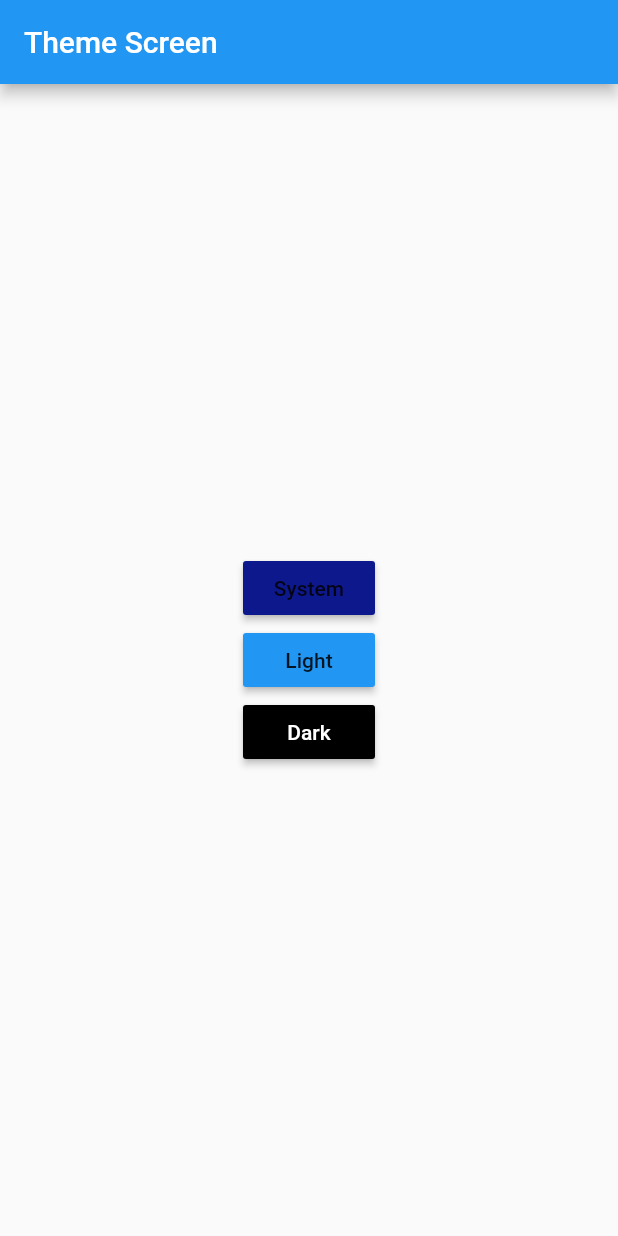
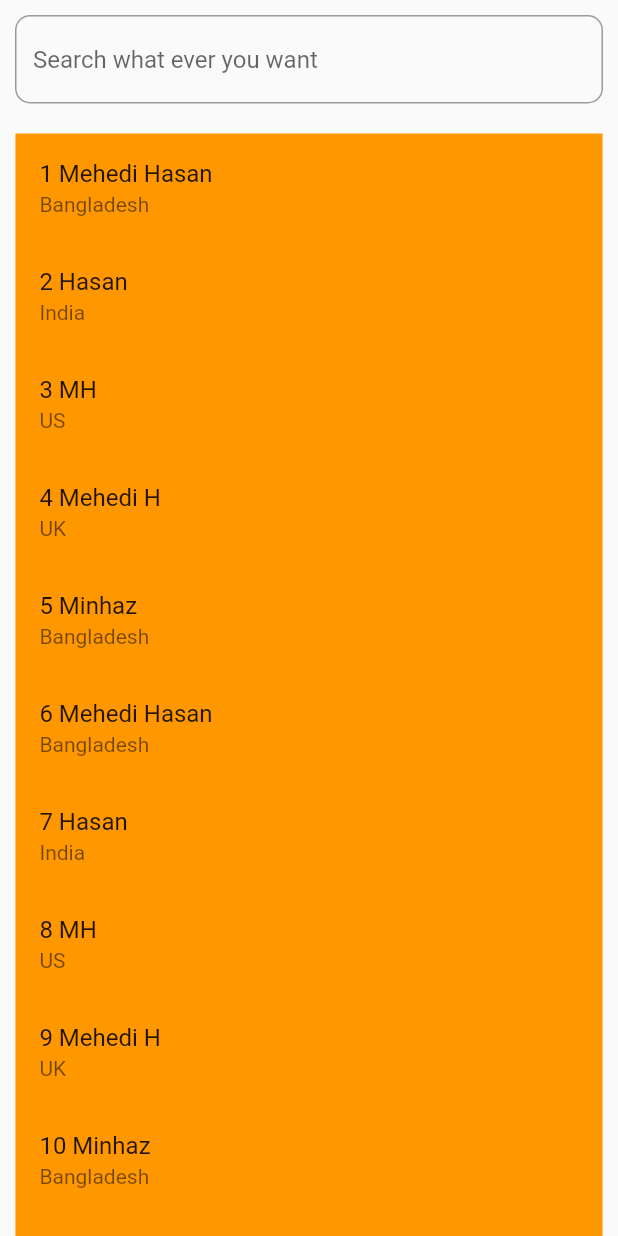
Before and after one commit to mehedi481/flutter-statemanagement-with-provider, a Flutter app: the screen it shows after launch, on a phone screen of 412 x 824 dp. Run offline on Flutter 3.47's test engine with Material 2 defaults, Android fonts, the phone set to English and light mode, and no system bars; our stand-ins replace shared_preferences.

Commit message:
search filter testing normal

```diff
--- a/lib/main.dart
+++ b/lib/main.dart
@@ -4,6 +4,7 @@ import 'package:flutter_statemanagement_provider/provider/example_one_provider.d
 import 'package:flutter_statemanagement_provider/provider/favourite_item_provider.dart';
 import 'package:flutter_statemanagement_provider/provider/theme_provider.dart';
 import 'package:flutter_statemanagement_provider/screens/favourite/favourite_screen.dart';
+import 'package:flutter_statemanagement_provider/screens/search/search_screen.dart';
 import 'package:flutter_statemanagement_provider/screens/theme_screen.dart';
 // ignore: depend_on_referenced_packages
 import 'package:provider/provider.dart';
@@ -39,7 +40,7 @@ class MyApp extends StatelessWidget {
             appBarTheme: const AppBarTheme(color: Colors.red),
           ),
           themeMode: value.themeMode,
-          home: const ThemeScreen(),
+          home: const SearchScreen(),
         );
       }),
     );
--- /dev/null
+++ b/lib/screens/search/search_screen.dart
@@ -0,0 +1,95 @@
+import 'package:flutter/material.dart';
+
+class SearchScreen extends StatefulWidget {
+  const SearchScreen({super.key});
+
+  @override
+  State<SearchScreen> createState() => _SearchScreenState();
+}
+
+class _SearchScreenState extends State<SearchScreen> {
+  final TextEditingController _searchController = TextEditingController();
+  late List<Map<String, dynamic>> list;
+
+  final List<Map<String, dynamic>> itemList = [
+    {"name": "Mehedi Hasan", "country": "Bangladesh"},
+    {"name": "Hasan", "country": "India"},
+    {"name": "MH", "country": "US"},
+    {"name": "Mehedi H", "country": "UK"},
+    {"name": "Minhaz", "country": "Bangladesh"},
+    {"name": "Mehedi Hasan", "country": "Bangladesh"},
+    {"name": "Hasan", "country": "India"},
+    {"name": "MH", "country": "US"},
+    {"name": "Mehedi H", "country": "UK"},
+    {"name": "Minhaz", "country": "Bangladesh"},
+  ];
+
+  @override
+  void initState() {
+    super.initState();
+    list = itemList;
+  }
+
+  _searchFilter(String value) {
+    List<Map<String, dynamic>> results = [];
+    if (value.isEmpty || value == "" ) {
+      results = itemList;
+      print("value");
+    } else {
+      results = itemList
+          .where((data) =>
+              data["name"].toLowerCase().contains(value.toLowerCase()) ||
+              data["country"].toLowerCase().contains(value.toLowerCase()))
+          .toList();
+    }
+    setState(() {
+      list = results;
+    });
+  }
+
+  @override
+  Widget build(BuildContext context) {
+    Size size = MediaQuery.of(context).size;
+    return Scaffold(
+      // backgroundColor: Colors.white,
+      body: SafeArea(
+        child: Column(crossAxisAlignment: CrossAxisAlignment.center, children: [
+          Padding(
+            padding: const EdgeInsets.only(left: 10.0, right: 10.0, top: 10.0),
+            child: TextField(
+              controller: _searchController,
+              onChanged: _searchFilter,
+              decoration: InputDecoration(
+                hintText: "Search what ever you want",
+                border: OutlineInputBorder(
+                  borderRadius: BorderRadius.circular(10),
+                ),
+              ),
+            ),
+          ),
+          const SizedBox(
+            height: 20,
+          ),
+          Expanded(
+            child: Container(
+              width: size.width * 0.95,
+              height: 250,
+              color: Colors.orange,
+              child: ListView.builder(
+                itemCount: list.length,
+                itemBuilder: (context, index) => ListTile(
+                  title: Text(
+                    '${index + 1} ${list[index]['name']}',
+                  ),
+                  subtitle: Text(
+                    itemList[index]['country'],
+                  ),
+                ),
+              ),
+            ),
+          ),
+        ]),
+      ),
+    );
+  }
+}
```
Also changed, not shown: pubspec.lock, 4 other files.
